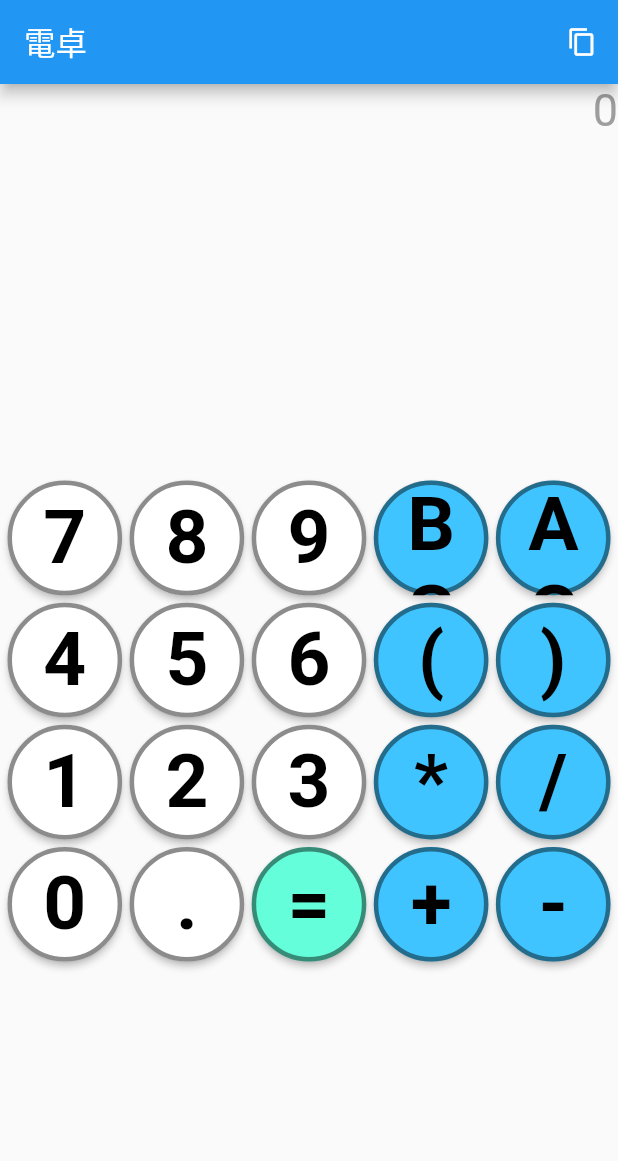
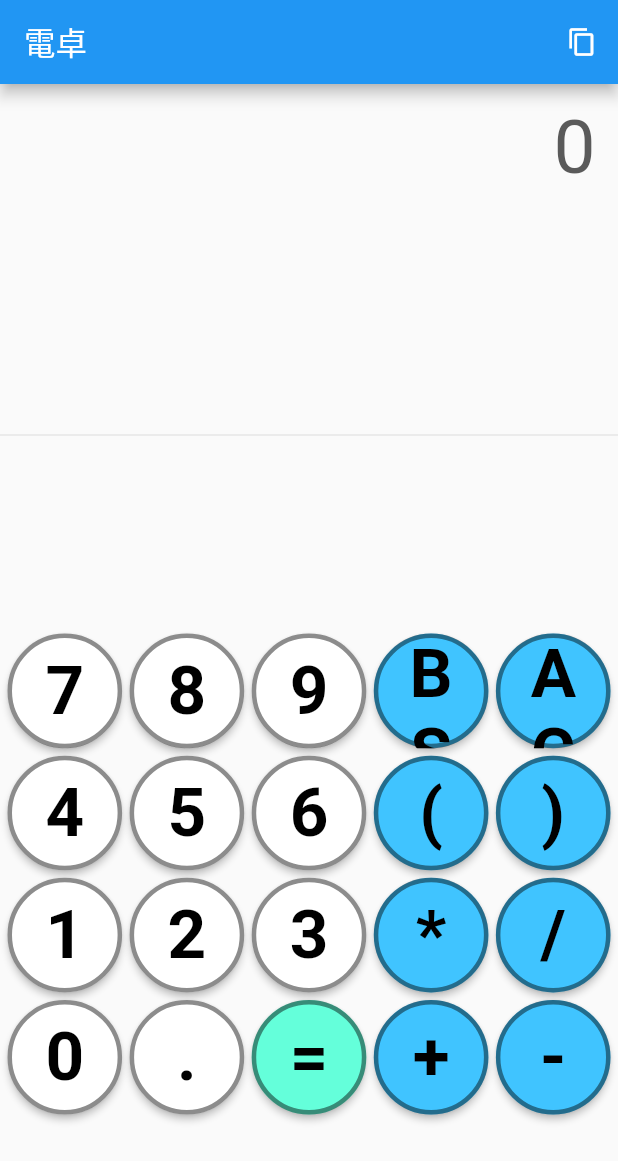
Before and after one commit to Yuba32/STA-Calc2022, a Flutter app: the screen it shows after launch, on a phone screen of 412 x 824 dp. Shown: the top 1161 px of the screen. Run offline on Flutter 3.47's test engine with Material 2 defaults, Android fonts, the phone set to English and light mode, and no system bars; our stand-ins replace math_expressions; missing offline and left inert: clipboard; Roboto replaces fonts that are missing (NotoSansMonoCJKjp).

Commit message:
[update] ディスプレイ&ボタン周りのスタイル修正

```diff
--- a/lib/calcluator.dart
+++ b/lib/calcluator.dart
@@ -110,8 +110,6 @@ class _CalculatorState extends State<Calculator> {
           value += val;
         }
       }
-
-      //直前に対応するカッコがない場合閉じカッコは追加できない
     });
   }
 
@@ -176,9 +174,9 @@ class _CalculatorState extends State<Calculator> {
         textAlign: TextAlign.center,
         style: const TextStyle(
             color: Colors.black,
-            fontSize: 50,
+            fontSize: 45,
             fontFamily: 'NotoSansMonoCJKjp',
-            fontWeight: FontWeight.bold,
+            fontWeight: FontWeight.w600,
             textBaseline: TextBaseline.ideographic),
       ),
     );
@@ -187,27 +185,35 @@ class _CalculatorState extends State<Calculator> {
   Widget _displayArea() {
     return Container(
       alignment: Alignment.topRight,
-      constraints: BoxConstraints(),
+      width: double.infinity,
+      constraints: const BoxConstraints(),
       child: Column(
         children: [
           Container(
-            alignment: Alignment.topRight,
+            //数式
+            alignment: Alignment.centerRight,
+            margin: const EdgeInsets.only(left: 15,right: 15),
             child: Text(
               value,
               style: const TextStyle(
-                fontSize: 30,
-                color: Colors.grey,
+                textBaseline: TextBaseline.ideographic,
+                fontSize: 50,
+                color: Color.fromARGB(255, 90, 90, 90),
+                height: 1.5,
               ),
               textAlign: TextAlign.right,
             ),
           ),
           Container(
-            alignment: Alignment.topRight,
-            width: double.infinity,
+            //計算結果
+            alignment: Alignment.centerRight,
+            margin: const EdgeInsets.only(left: 15,right: 15),
             child: Text(
               result,
               style: const TextStyle(
-                fontSize: 90,
+                textBaseline: TextBaseline.ideographic,
+                fontSize: 100,
+                height: 1.5,
               ),
               textAlign: TextAlign.right,
             ),
@@ -272,7 +278,9 @@ class _CalculatorState extends State<Calculator> {
               semanticLabel: "コピー",
             ),
             onPressed: () {
+              //resultの中身が存在する場合
               if (result != "") {
+                //クリップボードにresultをコピー
                 FlutterClipboard.copy(result);
               }
             },
@@ -288,6 +296,7 @@ class _CalculatorState extends State<Calculator> {
           mainAxisSize: MainAxisSize.min,
           children: <Widget>[
             _displayArea(),
+            const Divider(),
             _keyboardArea(),
           ],
         ),
```
